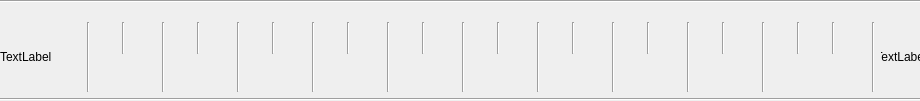
Above: bowler_score.ui from androideka/Crimson before the change. Below: the same form after it.
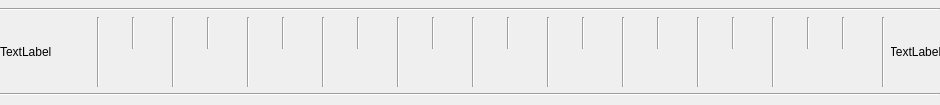
That is the form after the change.

```diff
--- a/bowler_score.ui
+++ b/bowler_score.ui
@@ -6,8 +6,8 @@
    <rect>
     <x>0</x>
     <y>0</y>
-    <width>920</width>
-    <height>101</height>
+    <width>940</width>
+    <height>105</height>
    </rect>
   </property>
   <property name="windowTitle">
@@ -18,18 +18,11 @@
     <rect>
      <x>0</x>
      <y>0</y>
-     <width>921</width>
-     <height>101</height>
+     <width>940</width>
+     <height>104</height>
     </rect>
    </property>
    <layout class="QVBoxLayout" name="verticalLayout">
-    <item>
-     <widget class="Line" name="line_59">
-      <property name="orientation">
-       <enum>Qt::Horizontal</enum>
-      </property>
-     </widget>
-    </item>
     <item>
      <spacer name="verticalSpacer">
       <property name="orientation">
@@ -43,6 +36,13 @@
       </property>
      </spacer>
     </item>
+    <item>
+     <widget class="Line" name="line_59">
+      <property name="orientation">
+       <enum>Qt::Horizontal</enum>
+      </property>
+     </widget>
+    </item>
     <item>
      <layout class="QHBoxLayout" name="horizontalLayout">
       <item>
@@ -1344,6 +1344,19 @@
       </property>
      </widget>
     </item>
+    <item>
+     <spacer name="verticalSpacer_2">
+      <property name="orientation">
+       <enum>Qt::Vertical</enum>
+      </property>
+      <property name="sizeHint" stdset="0">
+       <size>
+        <width>20</width>
+        <height>40</height>
+       </size>
+      </property>
+     </spacer>
+    </item>
    </layout>
   </widget>
  </widget>
```
